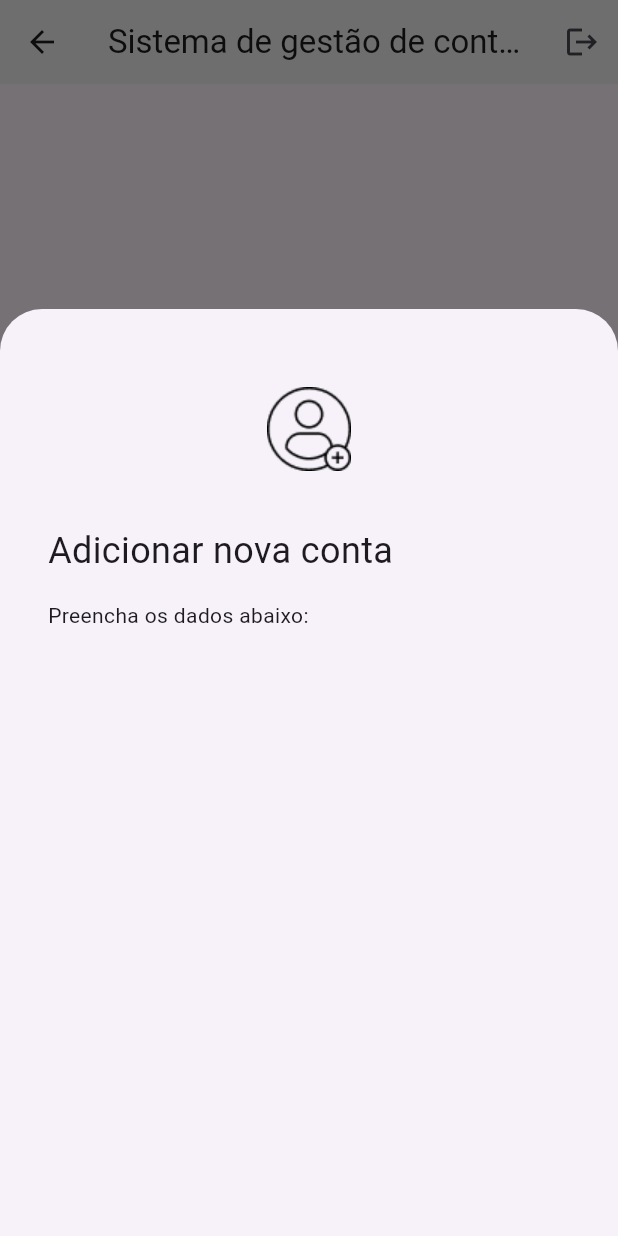
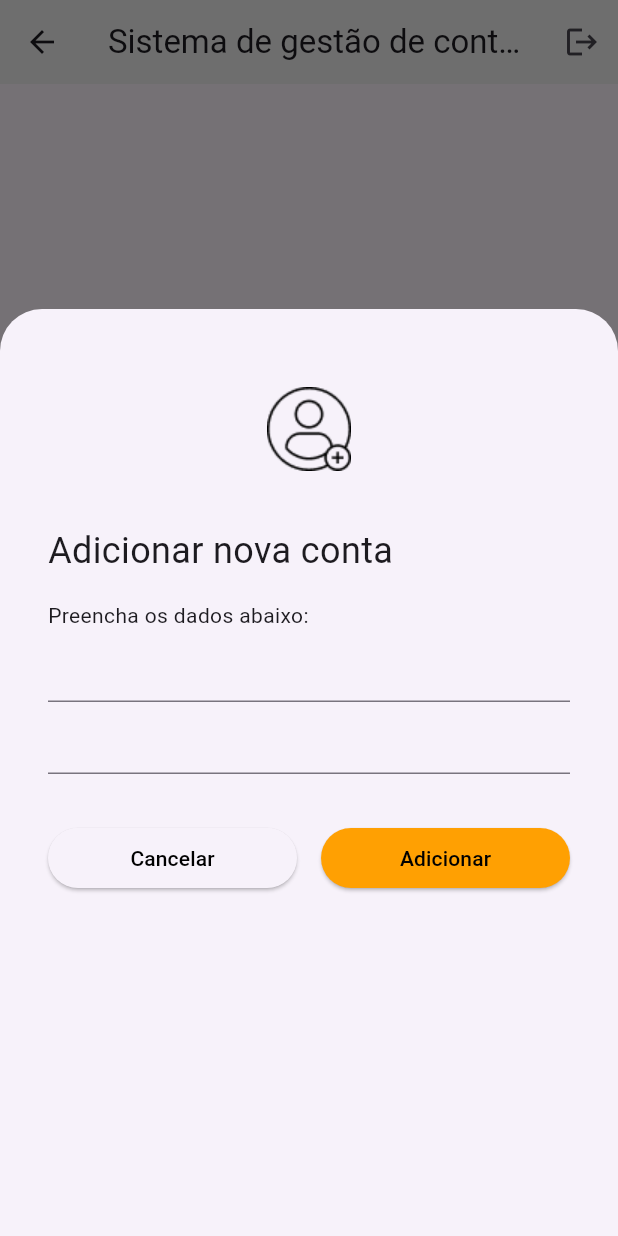
Before and after one commit to DaviLeiteGit/flutter_banco_douro, a Flutter app: the HomeScreen screen opened by its route, after a tap on the "add" icon, on a phone screen of 412 x 824 dp. Run offline on Flutter 3.47's test engine with Material 3 defaults, Android fonts, the phone set to English and light mode, and no system bars; network calls fail.

Commit message:
feat: create text input and buttons for form

```diff
--- a/lib/ui/widgets/add_account_modal.dart
+++ b/lib/ui/widgets/add_account_modal.dart
@@ -1,4 +1,5 @@
 import 'package:flutter/material.dart';
+import 'package:flutter_banco_douro/ui/styles/colors.dart';
 
 class AddAccountModal extends StatelessWidget {
   const AddAccountModal({super.key});
@@ -25,6 +26,35 @@ class AddAccountModal extends StatelessWidget {
             "Preencha os dados abaixo:",
             style: TextStyle(fontWeight: FontWeight.w400, fontSize: 14),
           ),
+          TextFormField(),
+          TextFormField(),
+          SizedBox(height: 32),
+          Row(
+            children: [
+              Expanded(
+                child: ElevatedButton(
+                  onPressed: () {},
+                  child: Text(
+                    "Cancelar",
+                    style: TextStyle(color: Colors.black),
+                  ),
+                ),
+              ),
+              const SizedBox(width: 16),
+              Expanded(
+                child: ElevatedButton(
+                  onPressed: () {},
+                  style: const ButtonStyle(
+                    backgroundColor: WidgetStatePropertyAll(AppColors.orange),
+                  ),
+                  child: Text(
+                    "Adicionar",
+                    style: TextStyle(color: Colors.black),
+                  ),
+                ),
+              ),
+            ],
+          ),
         ],
       ),
     );
```
